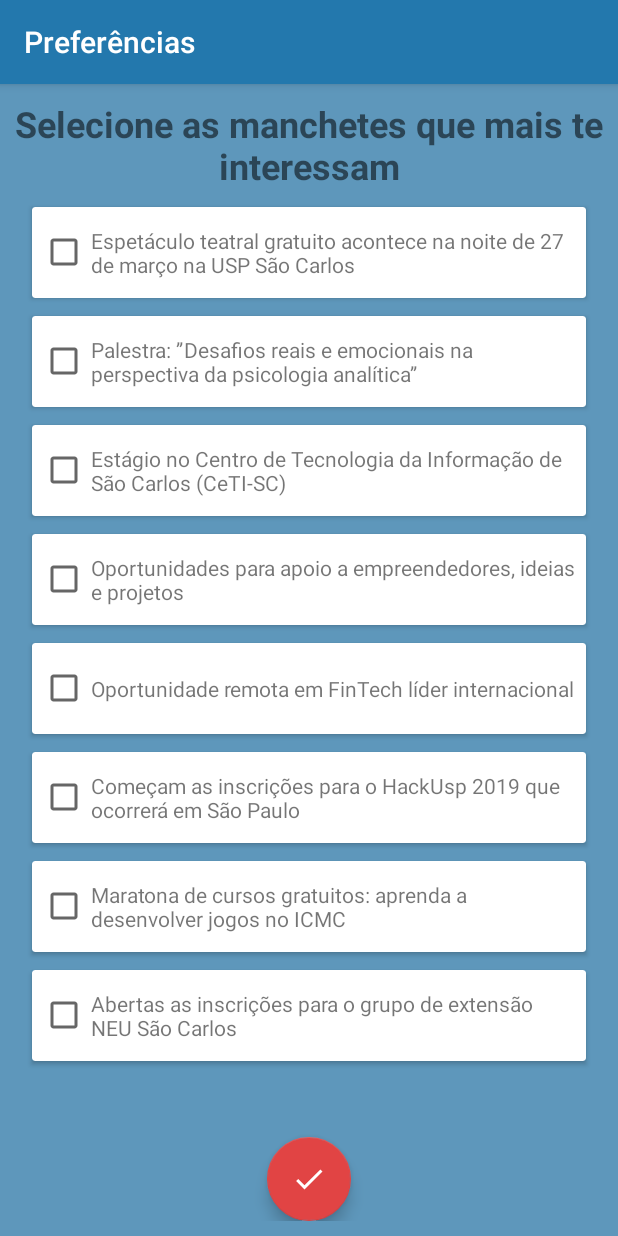
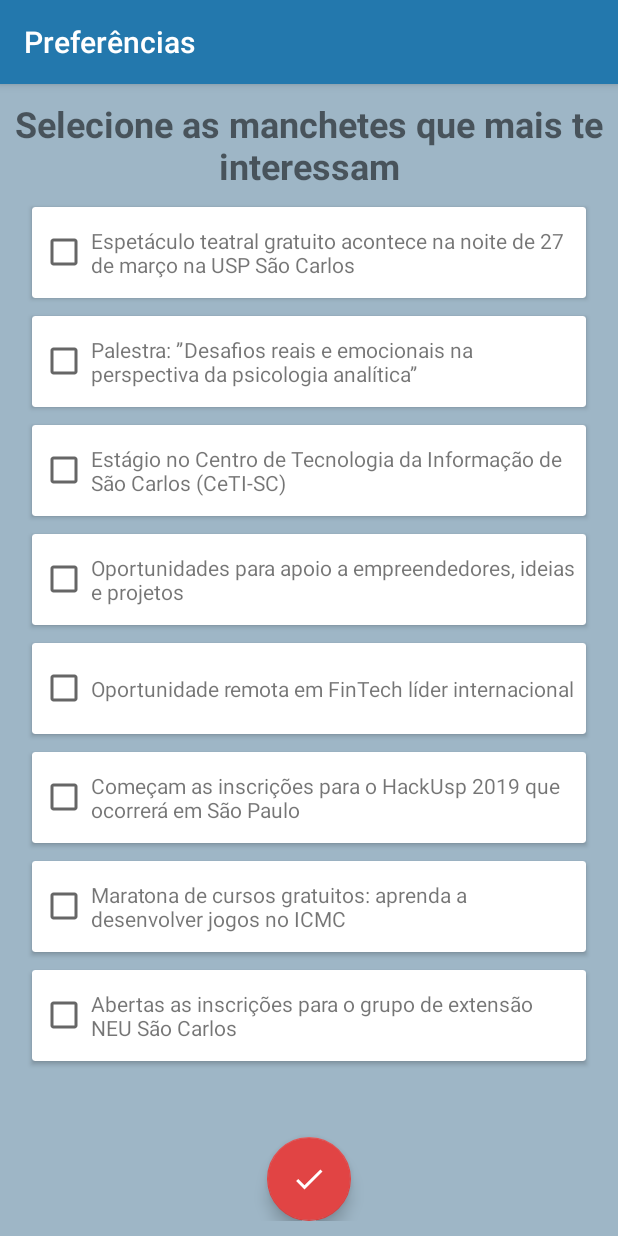
Before and after one commit to hack-usp-2019-1/simple-app, an Android app: the ManchetesActivity screen opened directly, with no data from a screen before it, on a phone screen of 412 x 824 dp. Run offline under Robolectric (Android 15) with nearby library versions, the phone set to English and light mode, and no system bars.

Commit message:
MVP final

```diff
--- a/app/build.gradle
+++ b/app/build.gradle
@@ -15,6 +15,12 @@ android {
             minifyEnabled false
             proguardFiles getDefaultProguardFile('proguard-android-optimize.txt'), 'proguard-rules.pro'
         }
+    }
+    lintOptions {
+        checkReleaseBuilds false
+        // Or, if you prefer, you can continue to check for errors in release builds,
+        // but continue the build even when errors are found:
+        abortOnError false
     }
 }
 
--- a/app/src/main/java/com/hackusp/klabinusp/activity/ListaOportunidadesActivity.java
+++ b/app/src/main/java/com/hackusp/klabinusp/activity/ListaOportunidadesActivity.java
@@ -185,8 +185,6 @@ public class ListaOportunidadesActivity extends AppCompatActivity {
         recyclerView.setLayoutManager(layoutManager);
         recyclerView.setHasFixedSize(true);
 
-        Log.d("TAG", listaOportunidades.toString());
-
         adapterOportunidades = new AdapterOportunidades(listaOportunidades, this);
         recyclerView.setAdapter(adapterOportunidades);
 
@@ -296,8 +294,6 @@ public class ListaOportunidadesActivity extends AppCompatActivity {
                 e.printStackTrace();
             }
 
-            //Log.d("TAG", lista.toString());
-
             return null;
         }
 
--- a/app/src/main/res/layout/activity_manchetes.xml
+++ b/app/src/main/res/layout/activity_manchetes.xml
@@ -4,7 +4,7 @@
     xmlns:tools="http://schemas.android.com/tools"
     android:layout_width="match_parent"
     android:layout_height="match_parent"
-    android:background="@color/cor_secundaria_fundo"
+    android:background="@color/cor_terciaria_fundo"
     android:orientation="vertical"
     android:padding="10dp"
     tools:context=".activity.ManchetesActivity">
--- a/app/src/main/res/values/colors.xml
+++ b/app/src/main/res/values/colors.xml
@@ -6,6 +6,7 @@
     <color name="cor_primaria_fundo">#2378AD</color>
     <color name="cor_topicos">#e14444</color>
     <color name="cor_secundaria_fundo">#5E97BB</color>
+    <color name="cor_terciaria_fundo">#9EB6C6</color>
     <color name="cor_escrita_primaria">#ededed</color>
     <color name="cor_topico_fundo_branco">#282626</color>
     <color name="cor_subtopico_fundo_branco">#706d6d</color>
```
